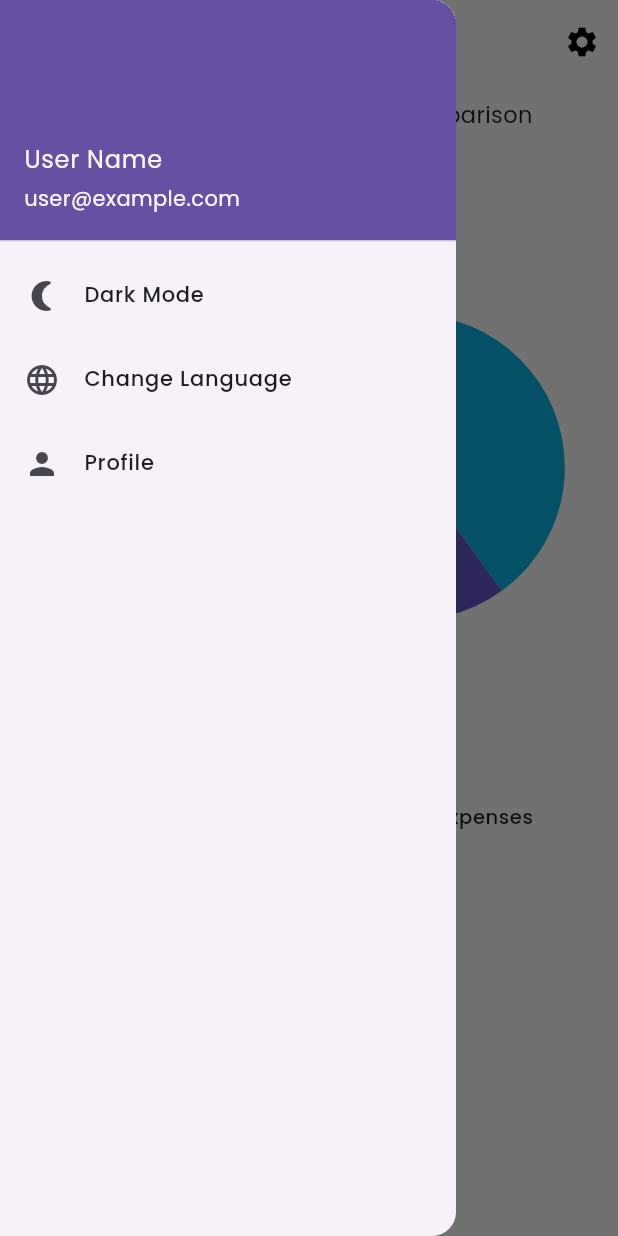
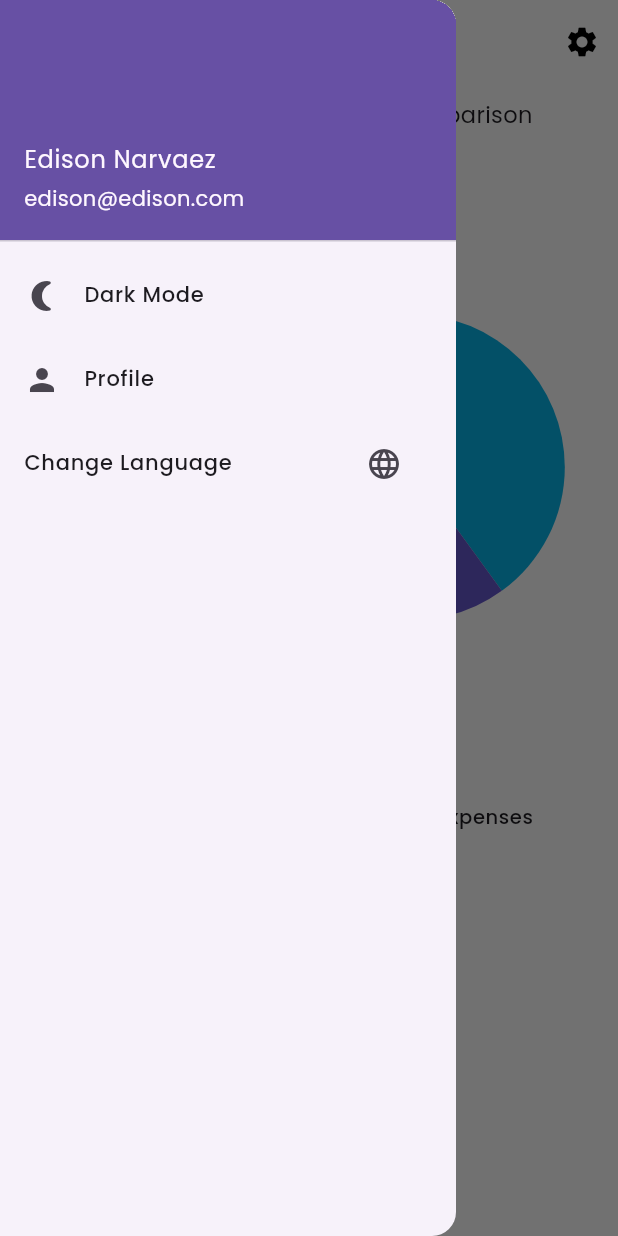
Before and after one commit to Edisonnarvaez/my_finances, a Flutter app: the HomeScreen screen opened directly, with the side drawer open, on a phone screen of 412 x 824 dp. Run offline on Flutter 3.47's test engine with Material 3 defaults, Android fonts, the phone set to English and light mode, and no system bars; our stand-ins replace cloud_firestore, firebase_auth, firebase_core, flutter_svg, get, get_storage and 4 more; accounts and stored records are empty; project files that could hold a hidden picture were left out.

Commit message:
botton lenguage

```diff
--- a/lib/modules/aplication/screens/home/home.dart
+++ b/lib/modules/aplication/screens/home/home.dart
@@ -1,9 +1,10 @@
 import 'package:flutter/material.dart';
 import 'package:get/get.dart';
-import 'package:my_finances/modules/aplication/screens/profile/profileScreen.dart';
+import 'package:my_finances/modules/aplication/screens/home/widgets/myAppDrawer.dart';
 import 'package:my_finances/modules/aplication/screens/expense/expense_screen.dart';
 import 'package:my_finances/modules/aplication/screens/income/income_screen.dart';
 import 'package:my_finances/modules/aplication/screens/recurringExpense/recurring_expense_screen.dart';
+import 'package:my_finances/utils/constants/text_strings.dart';
 import 'package:syncfusion_flutter_charts/charts.dart';
 
 class HomeScreen extends StatelessWidget {
@@ -21,38 +22,8 @@ class HomeScreen extends StatelessWidget {
           ),
         ],
       ),
-      drawer: Drawer(
-        child: ListView(
-          children: [
-            UserAccountsDrawerHeader(
-              accountName: Text("User Name"),
-              accountEmail: Text("user@example.com"),
-            ),
-            ListTile(
-              leading: Icon(Icons.nightlight_round),
-              title: Text("Dark Mode"),
-              onTap: () {
-                // Toggle dark mode
-              },
-            ),
-            ListTile(
-              leading: Icon(Icons.language),
-              title: Text("Change Language"),
-              onTap: () {
-                // Change language
-              },
-            ),
-            ListTile(
-              leading: Icon(Icons.person),
-              title: Text("Profile"),
-              onTap: () {
-                Get.to(ProfileScreen());
-              },
-            ),
-            // Add other menu options here
-          ],
-        ),
-      ),
+      drawer: MyAppDrawer(),
+
       body: Column(
         children: [
           Expanded(
@@ -69,21 +40,21 @@ class HomeScreen extends StatelessWidget {
                           Get.to(IncomeScreen());
                         },
                       ),
-                      Text('income'.tr),
+                      Text(AppText.income),
                       IconButton(
                         icon: Icon(Icons.remove),
                         onPressed: () {
                           Get.to(ExpenseScreen());
                         },
                       ),
-                      Text('expense'.tr),
+                      Text(AppText.expense),
                       IconButton(
                         icon: Icon(Icons.repeat),
                         onPressed: () {
                           Get.to(RecurringExpenseScreen());
                         },
                       ),
-                      Text('recurring_expense'.tr),
+                      Text(AppText.recurringExpenseTitle),
                     ],
                   ),
                 ),
--- /dev/null
+++ b/lib/modules/aplication/screens/home/widgets/languageMenu.dart
@@ -0,0 +1,28 @@
+import 'package:flutter/material.dart';
+import 'package:get/get.dart';
+import 'package:my_finances/utils/commons/controllers/localization_controller.dart';
+
+class LanguageMenu extends StatelessWidget {
+  @override
+  Widget build(BuildContext context) {
+    final LocalizationController localizationController = Get.find();
+
+    return PopupMenuButton<String>(
+      icon: Icon(Icons.language),
+      itemBuilder: (BuildContext context) => <PopupMenuEntry<String>>[
+        PopupMenuItem<String>(
+          value: 'en',
+          child: Text('English'),
+        ),
+        PopupMenuItem<String>(
+          value: 'es',
+          child: Text('Español'),
+        ),
+        // Agrega más idiomas según sea necesario
+      ],
+      onSelected: (String selectedLanguage) {
+        localizationController.changeLanguage(selectedLanguage);
+      },
+    );
+  }
+}
--- /dev/null
+++ b/lib/modules/aplication/screens/home/widgets/myAppDrawer.dart
@@ -0,0 +1,46 @@
+import 'package:flutter/material.dart';
+import 'package:get/get.dart';
+import 'package:my_finances/modules/aplication/screens/home/widgets/languageMenu.dart';
+import 'package:my_finances/modules/aplication/screens/profile/profileScreen.dart';
+
+
+class MyAppDrawer extends StatelessWidget {
+  @override
+  Widget build(BuildContext context) {
+
+    return Drawer(
+      child: ListView(
+        children: [
+          UserAccountsDrawerHeader(
+            accountName: Text("Edison Narvaez"),
+            accountEmail: Text("edison@edison.com"),
+          ),
+          ListTile(
+            leading: Icon(Icons.nightlight_round),
+            title: Text("Dark Mode"),
+            onTap: () {
+              // Toggle dark mode
+            },
+          ),
+
+          ListTile(
+            leading: Icon(Icons.person),
+            title: Text("Profile"),
+            onTap: () {
+              Get.to(ProfileScreen());
+            },
+          ),
+          ListTile(
+            //leading: Icon(Icons.language),
+            title: Text("Change Language"),
+            onTap: () {
+              // No necesitas hacer nada aquí porque LanguageMenu manejará el cambio de idioma
+            },
+            trailing: LanguageMenu(), // Agrega LanguageMenu aquí
+          ),
+          // Agrega otras opciones de menú aquí
+        ],
+      ),
+    );
+  }
+}
--- /dev/null
+++ b/lib/utils/commons/controllers/localization_controller.dart
@@ -0,0 +1,19 @@
+
+import 'package:flutter/material.dart';
+import 'package:get/get.dart';
+
+
+class LocalizationController extends GetxController {
+  static LocalizationController get instance => Get.find();
+
+  /// Variables
+  Rx<String> selectedLanguage = "es".obs; // Rx para el idioma seleccionado
+
+  String get selectedLanguageValue => selectedLanguage.value;
+
+  void changeLanguage(String languageCode) {
+    selectedLanguage.value = languageCode;
+    // Actualizar el idioma en la aplicación
+    Get.updateLocale(Locale(languageCode));
+  }
+}
```
Also changed, not shown: lib/app.dart (+9 -5 lines), assets/profile_placeholder.png (added).
